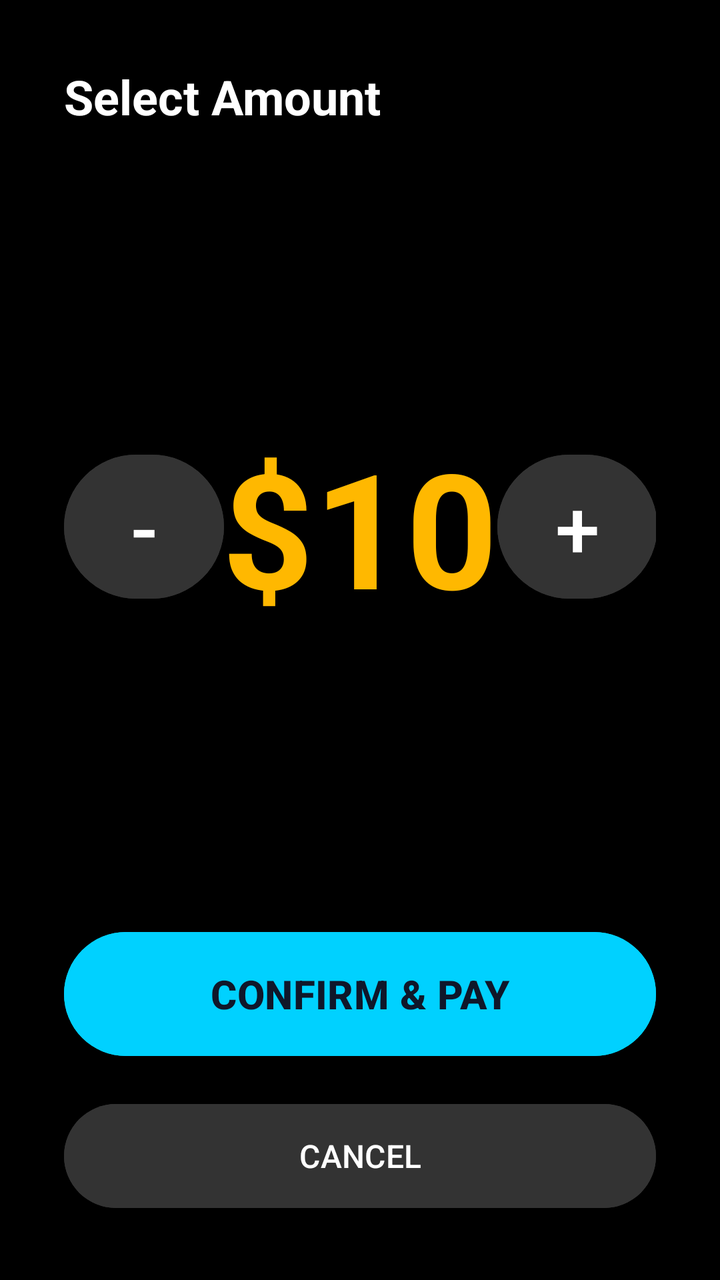
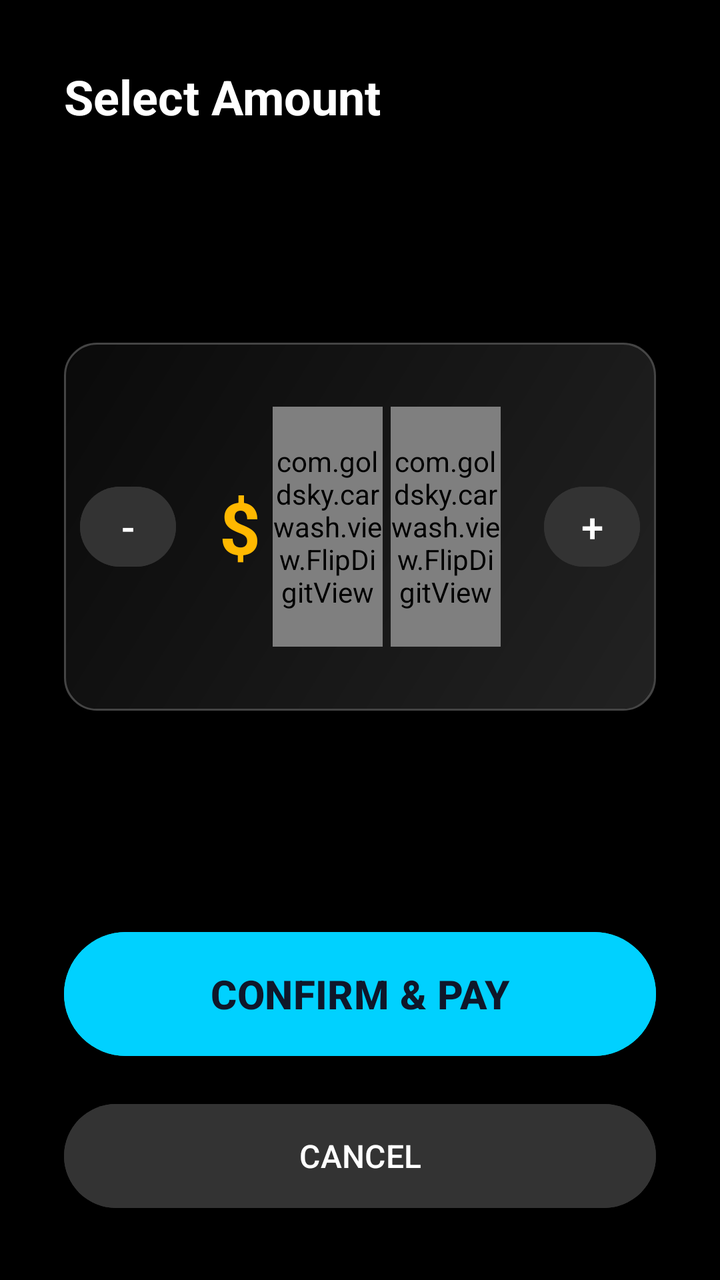

The first picture is an Android layout as it rendered before a commit; the second is the same layout after the commit. The layout source and the unified diff follow.
<!-- AndroidManifest.xml: application theme Theme.SSP -->
<!-- res/layout/dialog_custom_amount.xml -->
<?xml version="1.0" encoding="utf-8"?>
<androidx.constraintlayout.widget.ConstraintLayout xmlns:android="http://schemas.android.com/apk/res/android"
    xmlns:app="http://schemas.android.com/apk/res-auto"
    xmlns:tools="http://schemas.android.com/tools"
    android:layout_width="match_parent"
    android:layout_height="match_parent"
    android:background="@color/bg_dark"
    android:padding="32dp">

    <TextView
        android:id="@+id/tv_custom_title"
        android:layout_width="wrap_content"
        android:layout_height="wrap_content"
        android:text="Select Amount"
        android:textColor="@color/text_light"
        android:textSize="24sp"
        android:textStyle="bold"
        app:layout_constraintStart_toStartOf="parent"
        app:layout_constraintTop_toTopOf="parent" />

    <TextView
        android:id="@+id/tv_amount_display"
        android:layout_width="wrap_content"
        android:layout_height="wrap_content"
        android:text="$10"
        android:textColor="@color/gold_accent"
        android:textSize="80sp"
        android:textStyle="bold"
        app:layout_constraintBottom_toTopOf="@id/btn_confirm_custom"
        app:layout_constraintEnd_toEndOf="parent"
        app:layout_constraintStart_toStartOf="parent"
        app:layout_constraintTop_toBottomOf="@id/tv_custom_title" />

    <Button
        android:id="@+id/btn_minus"
        android:layout_width="80dp"
        android:layout_height="80dp"
        android:backgroundTint="@color/btn_neutral_bg"
        android:text="-"
        android:textColor="@color/text_light"
        android:textSize="40sp"
        app:layout_constraintBottom_toBottomOf="@id/tv_amount_display"
        app:layout_constraintEnd_toStartOf="@id/tv_amount_display"
        app:layout_constraintStart_toStartOf="parent"
        app:layout_constraintTop_toTopOf="@id/tv_amount_display" />

    <Button
        android:id="@+id/btn_plus"
        android:layout_width="80dp"
        android:layout_height="80dp"
        android:backgroundTint="@color/btn_neutral_bg"
        android:text="+"
        android:textColor="@color/text_light"
        android:textSize="40sp"
        app:layout_constraintBottom_toBottomOf="@id/tv_amount_display"
        app:layout_constraintEnd_toEndOf="parent"
        app:layout_constraintStart_toEndOf="@id/tv_amount_display"
        app:layout_constraintTop_toTopOf="@id/tv_amount_display" />

    <Button
        android:id="@+id/btn_confirm_custom"
        android:layout_width="match_parent"
        android:layout_height="70dp"
        android:layout_marginBottom="16dp"
        android:backgroundTint="@color/royal_blue"
        android:text="CONFIRM &amp; PAY"
        android:textColor="@color/text_dark"
        android:textSize="20sp"
        android:textStyle="bold"
        app:layout_constraintBottom_toTopOf="@id/btn_cancel_custom"
        app:layout_constraintEnd_toEndOf="parent"
        app:layout_constraintStart_toStartOf="parent" />

    <Button
        android:id="@+id/btn_cancel_custom"
        android:layout_width="match_parent"
        android:layout_height="60dp"
        android:backgroundTint="@color/btn_neutral_bg"
        android:text="CANCEL"
        android:textColor="@color/text_light"
        android:textSize="16sp"
        app:layout_constraintBottom_toBottomOf="parent"
        app:layout_constraintEnd_toEndOf="parent"
        app:layout_constraintStart_toStartOf="parent" />

</androidx.constraintlayout.widget.ConstraintLayout>
<!-- resources referenced by this layout -->
<resources>
  <color name="bg_dark">#000000</color>
  <color name="btn_neutral_bg">#333333</color>
  <color name="gold_accent">#FFB800</color>
  <color name="royal_blue">#00D1FF</color>
  <color name="text_dark">#0F172A</color>
  <color name="text_light">#FFFFFF</color>
  <style name="Theme.SSP" parent="Theme.Material3.Dark.NoActionBar">
          
          <item name="colorPrimary">@color/gold_accent</item>
          <item name="colorOnPrimary">@color/text_dark</item>
          <item name="colorSecondary">@color/royal_blue</item>
          <item name="colorOnSecondary">@color/text_dark</item>
          <item name="colorError">@color/coral_red</item>
          <item name="colorOnError">@color/text_light</item>
          <item name="colorSurface">@color/bg_card</item>
          <item name="colorOnSurface">@color/text_light</item>
          <item name="colorSurfaceVariant">@color/bg_card_selected</item>
          <item name="colorOnSurfaceVariant">@color/text_muted</item>
          <item name="colorOutline">@color/border_light</item>
          <item name="android:windowBackground">@color/bg_dark</item>
          <item name="android:windowNoTitle">true</item>
          <item name="android:windowActionBar">false</item>
      </style>
  <color name="coral_red">#FF5252</color>
  <color name="bg_card">#121212</color>
  <color name="bg_card_selected">#1A1A1A</color>
  <color name="text_muted">#94A3B8</color>
  <color name="border_light">#334155</color>
</resources>

<!-- the commit's change to res/layout/dialog_custom_amount.xml (unified diff, before → after) -->
@@ -18,44 +18,81 @@
         app:layout_constraintStart_toStartOf="parent"
         app:layout_constraintTop_toTopOf="parent" />
 
-    <TextView
-        android:id="@+id/tv_amount_display"
-        android:layout_width="wrap_content"
+    <androidx.constraintlayout.widget.ConstraintLayout
+        android:layout_width="match_parent"
         android:layout_height="wrap_content"
-        android:text="$10"
-        android:textColor="@color/gold_accent"
-        android:textSize="80sp"
-        android:textStyle="bold"
+        android:background="@drawable/bg_glass_card"
+        android:paddingStart="8dp"
+        android:paddingEnd="8dp"
+        android:paddingTop="32dp"
+        android:paddingBottom="32dp"
+        android:elevation="8dp"
         app:layout_constraintBottom_toTopOf="@id/btn_confirm_custom"
-        app:layout_constraintEnd_toEndOf="parent"
-        app:layout_constraintStart_toStartOf="parent"
-        app:layout_constraintTop_toBottomOf="@id/tv_custom_title" />
+        app:layout_constraintTop_toBottomOf="@id/tv_custom_title"
+        android:layout_marginTop="32dp"
+        android:layout_marginBottom="32dp">
 
-    <Button
-        android:id="@+id/btn_minus"
-        android:layout_width="80dp"
-        android:layout_height="80dp"
-        android:backgroundTint="@color/btn_neutral_bg"
-        android:text="-"
-        android:textColor="@color/text_light"
-        android:textSize="40sp"
-        app:layout_constraintBottom_toBottomOf="@id/tv_amount_display"
-        app:layout_constraintEnd_toStartOf="@id/tv_amount_display"
-        app:layout_constraintStart_toStartOf="parent"
-        app:layout_constraintTop_toTopOf="@id/tv_amount_display" />
+        
+        <LinearLayout
+            android:id="@+id/layout_flip_counter"
+            android:layout_width="wrap_content"
+            android:layout_height="120dp"
+            android:orientation="horizontal"
+            android:gravity="center"
+            android:elevation="12dp"
+            app:layout_constraintBottom_toBottomOf="parent"
+            app:layout_constraintEnd_toStartOf="@id/btn_plus"
+            app:layout_constraintStart_toEndOf="@id/btn_minus"
+            app:layout_constraintTop_toTopOf="parent">
 
-    <Button
-        android:id="@+id/btn_plus"
-        android:layout_width="80dp"
-        android:layout_height="80dp"
-        android:backgroundTint="@color/btn_neutral_bg"
-        android:text="+"
-        android:textColor="@color/text_light"
-        android:textSize="40sp"
-        app:layout_constraintBottom_toBottomOf="@id/tv_amount_display"
-        app:layout_constraintEnd_toEndOf="parent"
-        app:layout_constraintStart_toEndOf="@id/tv_amount_display"
-        app:layout_constraintTop_toTopOf="@id/tv_amount_display" />
+            <TextView
+                android:layout_width="wrap_content"
+                android:layout_height="wrap_content"
+                android:text="$"
+                android:textColor="@color/gold_accent"
+                android:textSize="36sp"
+                android:textStyle="bold"
+                android:layout_marginEnd="6dp"/>
+
+            <com.goldsky.carwash.view.FlipDigitView
+                android:id="@+id/flip_tens"
+                android:layout_width="55dp"
+                android:layout_height="match_parent"
+                android:layout_marginEnd="4dp" />
+
+            <com.goldsky.carwash.view.FlipDigitView
+                android:id="@+id/flip_ones"
+                android:layout_width="55dp"
+                android:layout_height="match_parent" />
+        </LinearLayout>
+
+        <Button
+            android:id="@+id/btn_minus"
+            android:layout_width="48dp"
+            android:layout_height="48dp"
+            android:backgroundTint="@color/btn_neutral_bg"
+            android:text="-"
+            android:textColor="@color/text_light"
+            android:textSize="20sp"
+            android:padding="0dp"
+            app:layout_constraintBottom_toBottomOf="parent"
+            app:layout_constraintStart_toStartOf="parent"
+            app:layout_constraintTop_toTopOf="parent" />
+
+        <Button
+            android:id="@+id/btn_plus"
+            android:layout_width="48dp"
+            android:layout_height="48dp"
+            android:backgroundTint="@color/btn_neutral_bg"
+            android:text="+"
+            android:textColor="@color/text_light"
+            android:textSize="20sp"
+            android:padding="0dp"
+            app:layout_constraintBottom_toBottomOf="parent"
+            app:layout_constraintEnd_toEndOf="parent"
+            app:layout_constraintTop_toTopOf="parent" />
+
+    </androidx.constraintlayout.widget.ConstraintLayout>
 
     <Button
         android:id="@+id/btn_confirm_custom"
<!-- resource entries referenced after the edit -->
@@ -6,6 +6,35 @@
   <color name="royal_blue">#00D1FF</color>
   <color name="text_dark">#0F172A</color>
   <color name="text_light">#FFFFFF</color>
+  <!-- drawable bg_glass_card (drawable) -->
+  <?xml version="1.0" encoding="utf-8"?>
+  <ripple xmlns:android="http://schemas.android.com/apk/res/android"
+      android:color="@color/ripple_color">
+      <item>
+          <layer-list>
+              
+              <item>
+                  <shape android:shape="rectangle">
+                      <corners android:radius="16dp" />
+                      <stroke
+                          android:width="1dp"
+                          android:color="@color/glass_border" />
+                  </shape>
+              </item>
+              
+              <item android:bottom="1dp" android:left="1dp" android:right="1dp" android:top="1dp">
+                  <shape android:shape="rectangle">
+                      <corners android:radius="15dp" />
+                      <gradient
+                          android:angle="135"
+                          android:endColor="@color/glass_white_low"
+                          android:startColor="@color/glass_white_high"
+                          android:type="linear" />
+                  </shape>
+              </item>
+          </layer-list>
+      </item>
+  </ripple>
   <style name="Theme.SSP" parent="Theme.Material3.Dark.NoActionBar">
           
           <item name="colorPrimary">@color/gold_accent</item>
@@ -23,6 +52,10 @@
           <item name="android:windowNoTitle">true</item>
           <item name="android:windowActionBar">false</item>
       </style>
+  <color name="ripple_color">#475569</color>
+  <color name="glass_border">#44FFFFFF</color>
+  <color name="glass_white_low">#0AFFFFFF</color>
+  <color name="glass_white_high">#22FFFFFF</color>
   <color name="coral_red">#FF5252</color>
   <color name="bg_card">#121212</color>
   <color name="bg_card_selected">#1A1A1A</color>
